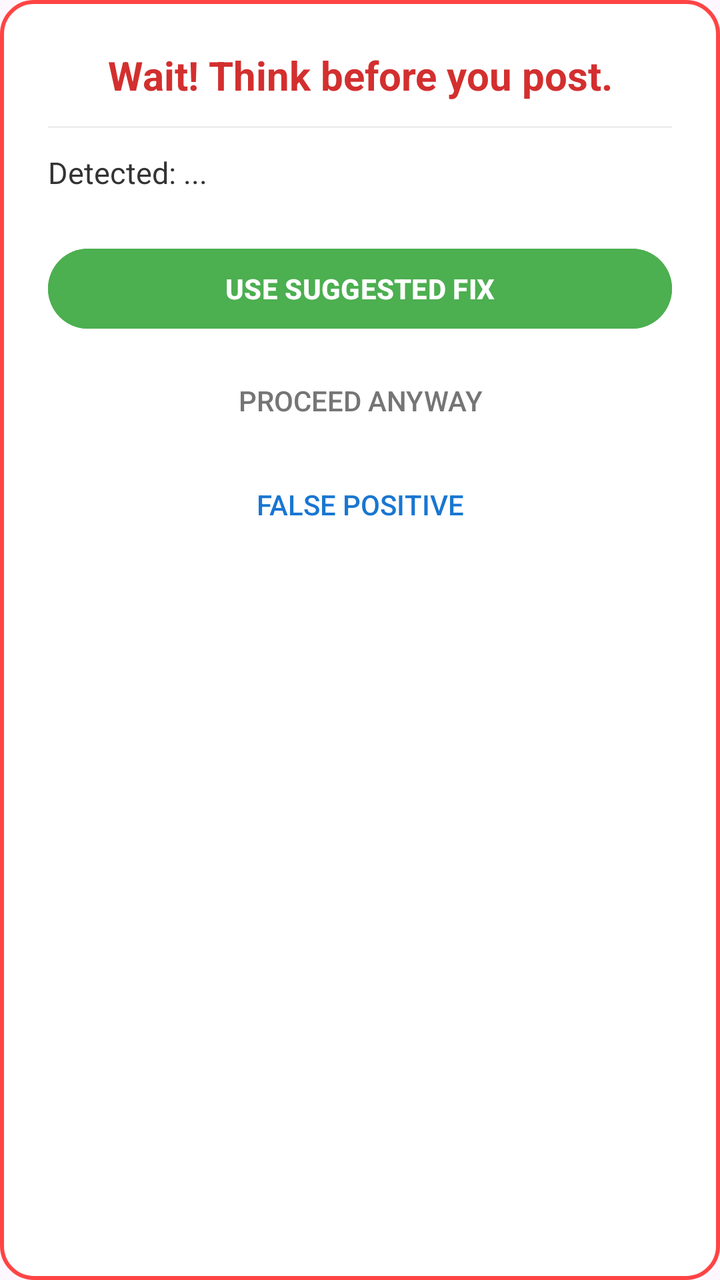
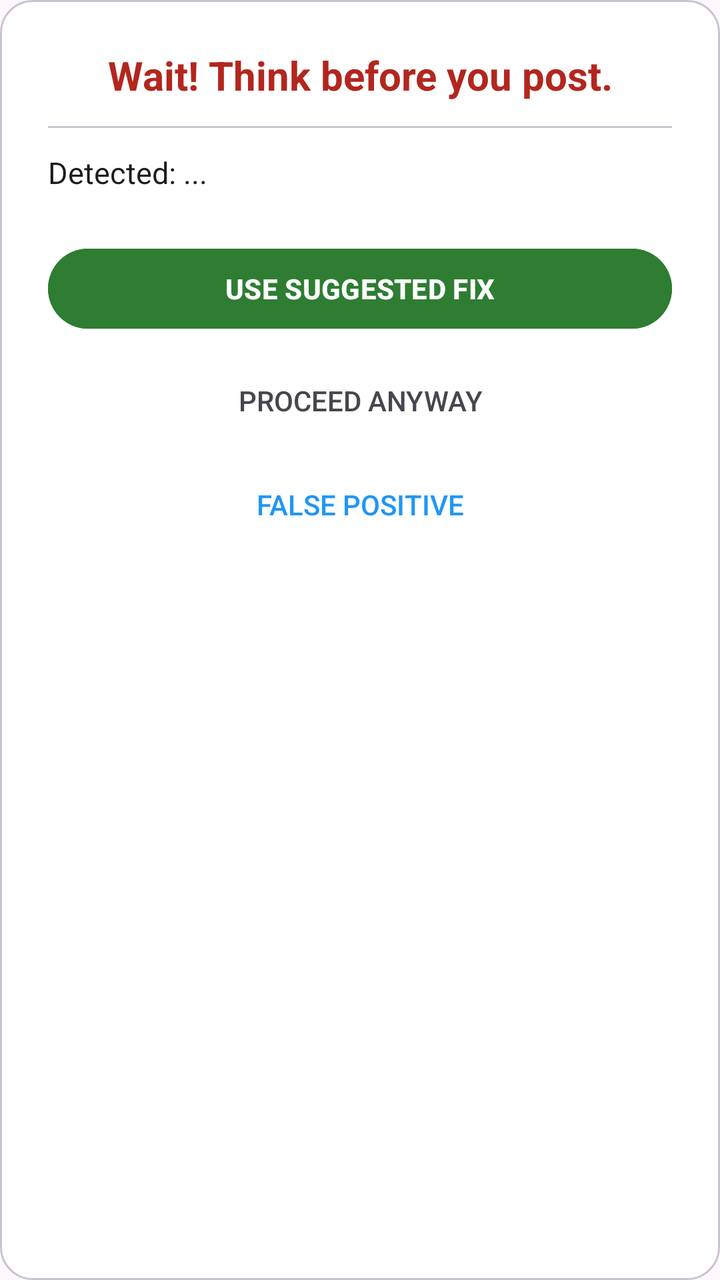

Screens rendered from an Android XML layout before and after an edit, with the pre-edit source and the edit as a unified diff.
<!-- AndroidManifest.xml: application theme Theme.ToxicLanguageKeyboard -->
<!-- res/layout/toxic_alert_dialog.xml -->
<?xml version="1.0" encoding="utf-8"?>
<LinearLayout xmlns:android="http://schemas.android.com/apk/res/android"
    android:layout_width="320dp"
    android:layout_height="wrap_content"
    android:background="@drawable/dialog_background"
    android:orientation="vertical"
    android:padding="24dp">

    <TextView
        android:id="@+id/alert_title"
        android:layout_width="match_parent"
        android:layout_height="wrap_content"
        android:text="Wait! Think before you post."
        android:textColor="#D32F2F"
        android:textSize="20sp"
        android:textStyle="bold"
        android:gravity="center" />

    <View
        android:layout_width="match_parent"
        android:layout_height="1dp"
        android:background="#EEEEEE"
        android:layout_marginTop="12dp"
        android:layout_marginBottom="12dp" />

    <TextView
        android:id="@+id/alert_message"
        android:layout_width="match_parent"
        android:layout_height="wrap_content"
        android:text="Detected: ..."
        android:textColor="#333333"
        android:textSize="15sp"
        android:lineSpacingExtra="4dp" />

    <LinearLayout
        android:layout_width="match_parent"
        android:layout_height="wrap_content"
        android:layout_marginTop="24dp"
        android:orientation="vertical">

        <Button
            android:id="@+id/btn_edit"
            android:layout_width="match_parent"
            android:layout_height="wrap_content"
            android:text="USE SUGGESTED FIX"
            android:backgroundTint="#4CAF50"
            android:textColor="#FFFFFF"
            android:textStyle="bold" />

        <Button
            android:id="@+id/btn_proceed"
            android:layout_width="match_parent"
            android:layout_height="wrap_content"
            android:layout_marginTop="8dp"
            android:text="@string/btn_proceed"
            android:textColor="#757575"
            style="?android:attr/borderlessButtonStyle" />

        <Button
            android:id="@+id/btn_false_positive"
            android:layout_width="match_parent"
            android:layout_height="wrap_content"
            android:layout_marginTop="4dp"
            android:text="@string/btn_false_positive"
            android:textColor="#1976D2"
            style="?android:attr/borderlessButtonStyle" />
    </LinearLayout>
</LinearLayout>
<!-- resources referenced by this layout -->
<resources>
  <!-- drawable dialog_background (drawable) -->
  <?xml version="1.0" encoding="utf-8"?>
  <shape xmlns:android="http://schemas.android.com/apk/res/android">
      <solid android:color="#FFFFFF" />
      <corners android:radius="16dp" />
      <stroke android:width="2dp" android:color="#FF4444" />
  </shape>
  <string name="btn_false_positive">False Positive</string>
  <string name="btn_proceed">Proceed Anyway</string>
  <style name="Theme.ToxicLanguageKeyboard" parent="Base.Theme.ToxicLanguageKeyboard" />
  <style name="Base.Theme.ToxicLanguageKeyboard" parent="Theme.Material3.DayNight.NoActionBar">
          
          
      </style>
</resources>

<!-- the commit's change to res/layout/toxic_alert_dialog.xml (unified diff, before → after) -->
@@ -11,7 +11,7 @@
         android:layout_width="match_parent"
         android:layout_height="wrap_content"
         android:text="Wait! Think before you post."
-        android:textColor="#D32F2F"
+        android:textColor="@color/color_error"
         android:textSize="20sp"
         android:textStyle="bold"
         android:gravity="center" />
@@ -19,7 +19,7 @@
     <View
         android:layout_width="match_parent"
         android:layout_height="1dp"
-        android:background="#EEEEEE"
+        android:background="@color/dialog_divider"
         android:layout_marginTop="12dp"
         android:layout_marginBottom="12dp" />
 
@@ -28,7 +28,7 @@
         android:layout_width="match_parent"
         android:layout_height="wrap_content"
         android:text="Detected: ..."
-        android:textColor="#333333"
+        android:textColor="@color/dialog_text_primary"
         android:textSize="15sp"
         android:lineSpacingExtra="4dp" />
 
@@ -43,8 +43,8 @@
             android:layout_width="match_parent"
             android:layout_height="wrap_content"
             android:text="USE SUGGESTED FIX"
-            android:backgroundTint="#4CAF50"
-            android:textColor="#FFFFFF"
+            android:backgroundTint="@color/color_success"
+            android:textColor="@android:color/white"
             android:textStyle="bold" />
 
         <Button
@@ -53,7 +53,7 @@
             android:layout_height="wrap_content"
             android:layout_marginTop="8dp"
             android:text="@string/btn_proceed"
-            android:textColor="#757575"
+            android:textColor="@color/dialog_text_secondary"
             style="?android:attr/borderlessButtonStyle" />
 
         <Button
@@ -62,7 +62,7 @@
             android:layout_height="wrap_content"
             android:layout_marginTop="4dp"
             android:text="@string/btn_false_positive"
-            android:textColor="#1976D2"
+            android:textColor="@color/color_info"
             style="?android:attr/borderlessButtonStyle" />
     </LinearLayout>
 </LinearLayout>
<!-- resource entries referenced after the edit -->
@@ -1,15 +1,23 @@
 <!-- resources referenced by this layout -->
 <resources>
+  <color name="color_error">#B3261E</color>
+  <color name="color_info">#2196F3</color>
+  <color name="color_success">#2E7D32</color>
+  <color name="dialog_divider">#CAC4D0</color>
+  <color name="dialog_text_primary">#1C1B1F</color>
+  <color name="dialog_text_secondary">#49454F</color>
   <!-- drawable dialog_background (drawable) -->
   <?xml version="1.0" encoding="utf-8"?>
   <shape xmlns:android="http://schemas.android.com/apk/res/android">
-      <solid android:color="#FFFFFF" />
+      <solid android:color="@color/dialog_background" />
       <corners android:radius="16dp" />
-      <stroke android:width="2dp" android:color="#FF4444" />
+      <stroke android:width="1dp" android:color="@color/dialog_stroke" />
   </shape>
   <string name="btn_false_positive">False Positive</string>
   <string name="btn_proceed">Proceed Anyway</string>
   <style name="Theme.ToxicLanguageKeyboard" parent="Base.Theme.ToxicLanguageKeyboard" />
+  <color name="dialog_background">#FFFFFF</color>
+  <color name="dialog_stroke">#CAC4D0</color>
   <style name="Base.Theme.ToxicLanguageKeyboard" parent="Theme.Material3.DayNight.NoActionBar">
           
           
